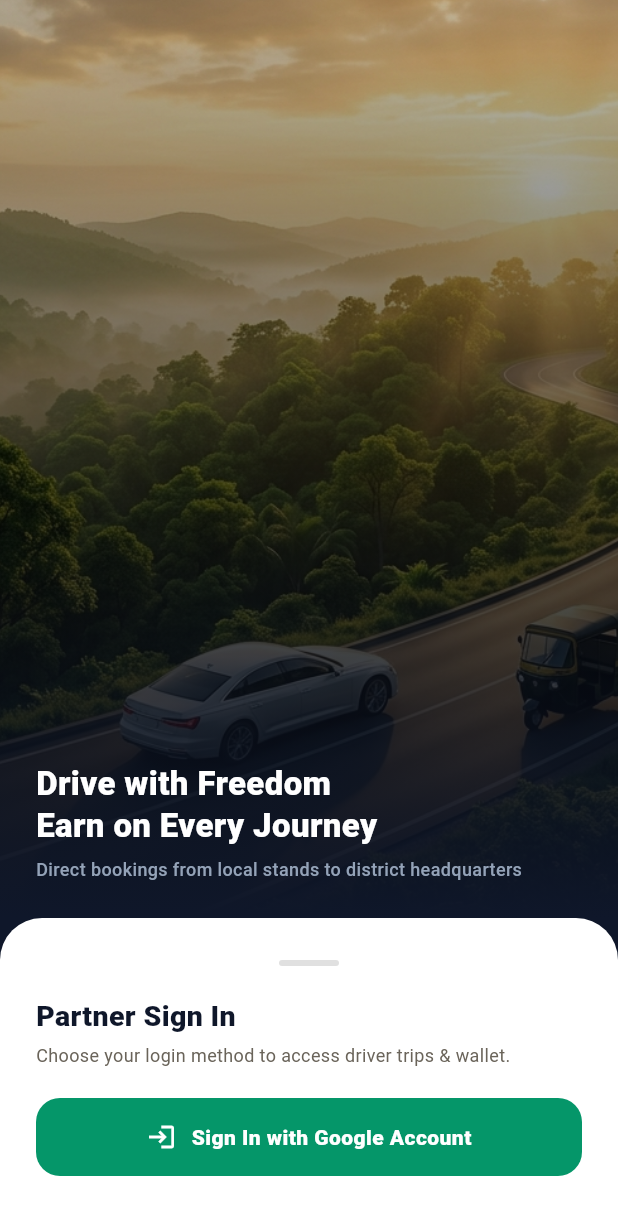
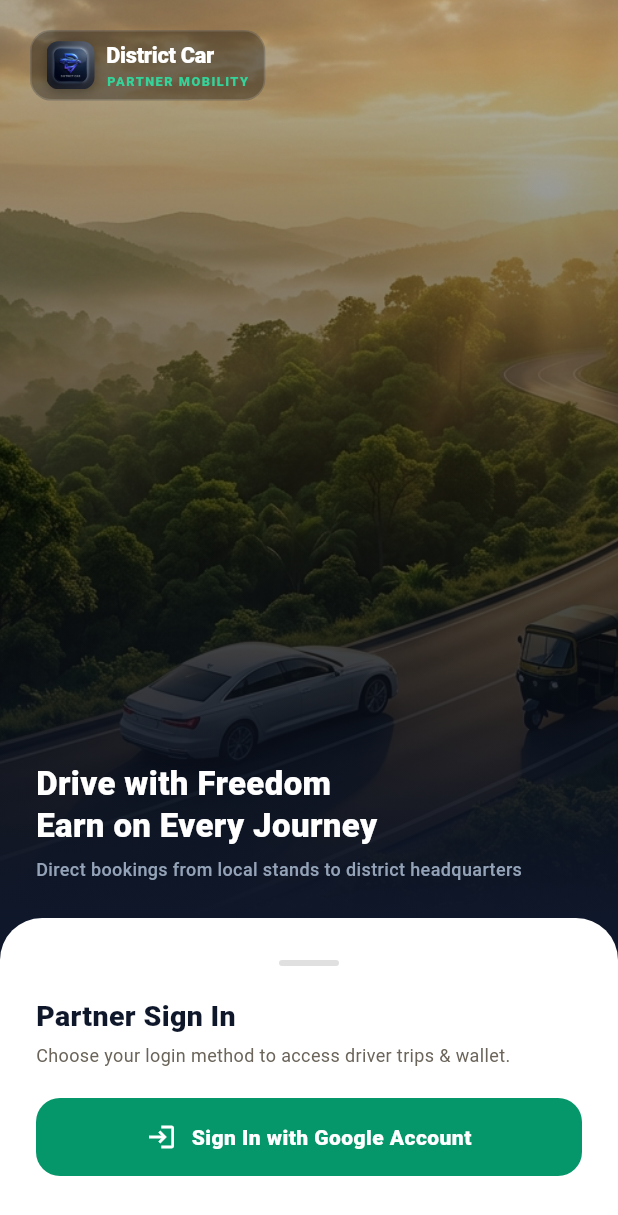
Before and after one commit to monu564100/districtcar, a Flutter app: the first screen one second after launch, on a phone screen of 412 x 824 dp. Shown: the top 1215 px of the screen. Run offline on Flutter 3.47's test engine with Material 3 defaults, Android fonts, the phone set to English and light mode, and no system bars; our stand-ins replace cloud_firestore, cloud_functions, firebase_auth, firebase_core, firebase_messaging, flutter_riverpod and 6 more; missing offline and left inert: dart:js; accounts and stored records are empty; Roboto replaces fonts that are missing (Plus Jakarta Sans); key blocks and very long unbroken strings in the code were emptied for the run.

Commit message:
fix(driver_app): replace unbundled image with verified asset and add top-left brand logo and name

```diff
--- a/driver_app/lib/features/auth/driver_login_screen.dart
+++ b/driver_app/lib/features/auth/driver_login_screen.dart
@@ -24,7 +24,7 @@ class _DriverLoginScreenState extends ConsumerState<DriverLoginScreen>
 
   final List<String> _cinematicScenes = [
     'assets/images/login_hero_illustration.jpg',
-    'assets/images/promo_outstation_hills.jpg',
+    'assets/images/driver_onboarding_1_earn.jpg',
     'assets/images/driver_onboarding_2_rural.jpg',
   ];
 
@@ -135,11 +135,11 @@ class _DriverLoginScreenState extends ConsumerState<DriverLoginScreen>
                           fit: BoxFit.cover,
                           width: double.infinity,
                           height: double.infinity,
-                          errorBuilder: (_, __, ___) => Container(
-                            color: const Color(0xFF065F46),
-                            child: const Center(
-                              child: Icon(Icons.directions_car, size: 80, color: Colors.white54),
-                            ),
+                          errorBuilder: (_, __, ___) => Image.asset(
+                            'assets/images/login_hero_illustration.jpg',
+                            fit: BoxFit.cover,
+                            width: double.infinity,
+                            height: double.infinity,
                           ),
                         ),
                       ),
@@ -157,6 +157,68 @@ class _DriverLoginScreenState extends ConsumerState<DriverLoginScreen>
                         ],
                         begin: Alignment.topCenter,
                         end: Alignment.bottomCenter,
+                      ),
+                    ),
+                  ),
+
+                  // Floating Top-Left Brand Logo & Name
+                  Positioned(
+                    top: MediaQuery.of(context).padding.top + 20,
+                    left: 20,
+                    child: Container(
+                      padding: const EdgeInsets.symmetric(horizontal: 10, vertical: 6),
+                      decoration: BoxDecoration(
+                        color: Colors.black.withValues(alpha: 0.35),
+                        borderRadius: BorderRadius.circular(14),
+                        border: Border.all(color: Colors.white.withValues(alpha: 0.15)),
+                      ),
+                      child: Row(
+                        mainAxisSize: MainAxisSize.min,
+                        children: [
+                          Container(
+                            width: 32,
+                            height: 32,
+                            decoration: BoxDecoration(
+                              borderRadius: BorderRadius.circular(8),
+                              image: const DecorationImage(
+                                image: AssetImage('assets/images/app_logo.jpg'),
+                                fit: BoxFit.cover,
+                              ),
+                              boxShadow: [
+                                BoxShadow(
+                                  color: Colors.black.withValues(alpha: 0.3),
+                                  blurRadius: 6,
+                                  offset: const Offset(0, 2),
+                                ),
+                              ],
+                            ),
+                          ),
+                          const SizedBox(width: 8),
+                          Column(
+                            crossAxisAlignment: CrossAxisAlignment.start,
+                            mainAxisSize: MainAxisSize.min,
+                            children: const [
+                              Text(
+                                'District Car',
+                                style: TextStyle(
+                                  color: Colors.white,
+                                  fontSize: 14.5,
+                                  fontWeight: FontWeight.w900,
+                                  letterSpacing: -0.2,
+                                ),
+                              ),
+                              Text(
+                                'PARTNER MOBILITY',
+                                style: TextStyle(
+                                  color: Color(0xFF34D399),
+                                  fontSize: 8.5,
+                                  fontWeight: FontWeight.w900,
+                                  letterSpacing: 1.0,
+                                ),
+                              ),
+                            ],
+                          ),
+                        ],
                       ),
                     ),
                   ),
```
